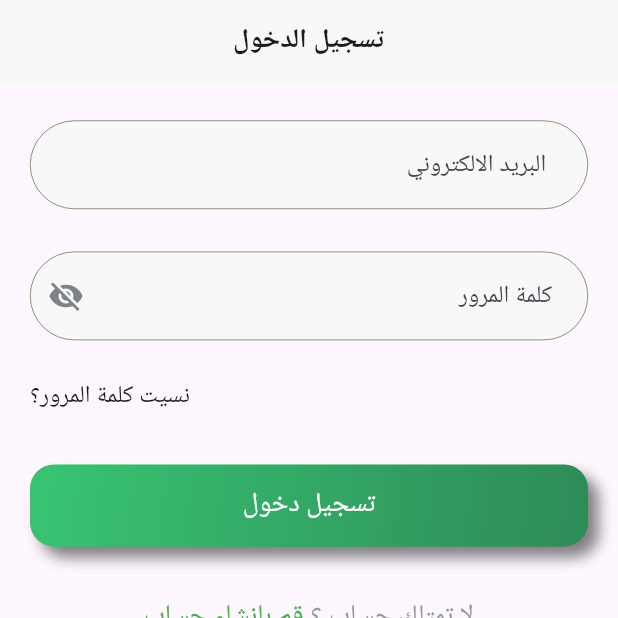
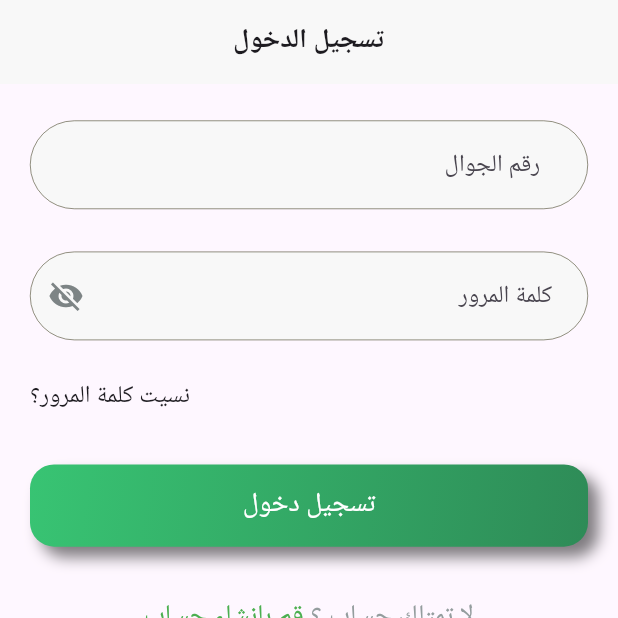
Before and after one commit to Salma-Ahmed3/ThePlattForm, a Flutter app: the screen it shows after launch, on a phone screen of 412 x 824 dp, the top half of it. Run offline on Flutter 3.47's test engine with Material 3 defaults, Android fonts, the phone set to English and light mode, and no system bars; our stand-ins replace bloc, firebase_analytics, flutter_bloc, flutter_screenutil, google_fonts, package_info_plus and 2 more; missing offline and left inert: appsflyer_sdk, pretty_http_logger, svg_flutter; accounts and stored records are empty; Roboto replaces fonts that are missing (Alexandria).

Commit message:
Update login_view_body

```diff
--- a/lib/Screens/LogIn/components/login_view_body.dart
+++ b/lib/Screens/LogIn/components/login_view_body.dart
@@ -1,5 +1,4 @@
 import 'dart:developer';
-
 import 'package:flutter/material.dart';
 import 'package:flutter_bloc/flutter_bloc.dart';
 import 'package:nowproject/Screens/LogIn/components/social_login_button.dart';
@@ -27,7 +26,6 @@ class _LoginViewBodyState extends State<LoginViewBody> {
   final _formKey = GlobalKey<FormState>();
   late String email;
   late String password;
-
   @override
     Widget build(BuildContext context) {
       return BlocProvider(
@@ -41,7 +39,7 @@ class _LoginViewBodyState extends State<LoginViewBody> {
               children: [
                 SizedBox(height: 24.h),
                 CustomTextFormFaild(
-                  hitText: '   البريد الالكتروني',
+                  hitText: '    رقم الجوال',
                   textInputAction: TextInputAction.next,
                   keyboardType: TextInputType.emailAddress,
                   onSaved: (value) => email = value!,
@@ -68,7 +66,7 @@ class _LoginViewBodyState extends State<LoginViewBody> {
                         MaterialPageRoute(builder: (context) => const HomeView()),
                       );
                         } if (state is LoginFailuer) {
-  log("Error: ${state.message}"); // Log the error for debugging
+                      log("Error: ${state.message}");
                       ScaffoldMessenger.of(context).showSnackBar(
                         SnackBar(
                           content: Align(
@@ -79,13 +77,11 @@ class _LoginViewBodyState extends State<LoginViewBody> {
                         ),
                       );
                     }
-
                     },
                     builder: (context, state) {
                       if (state is LoginLoading) {
                       return const CircularProgressIndicator();
                     }
-
                     return CustomButtonLogin(
                       onPressed: () {
                         if (_formKey.currentState!.validate()) {
@@ -97,8 +93,6 @@ class _LoginViewBodyState extends State<LoginViewBody> {
                     );
                   },
                 ),
-
-
                 SizedBox(height: 33.h),
                 CustomTextAccount(
                   titleHaveAccountOrNot: 'لا تمتلك حساب ؟',
```
Lines whose indentation alone changed are shown as unchanged.
